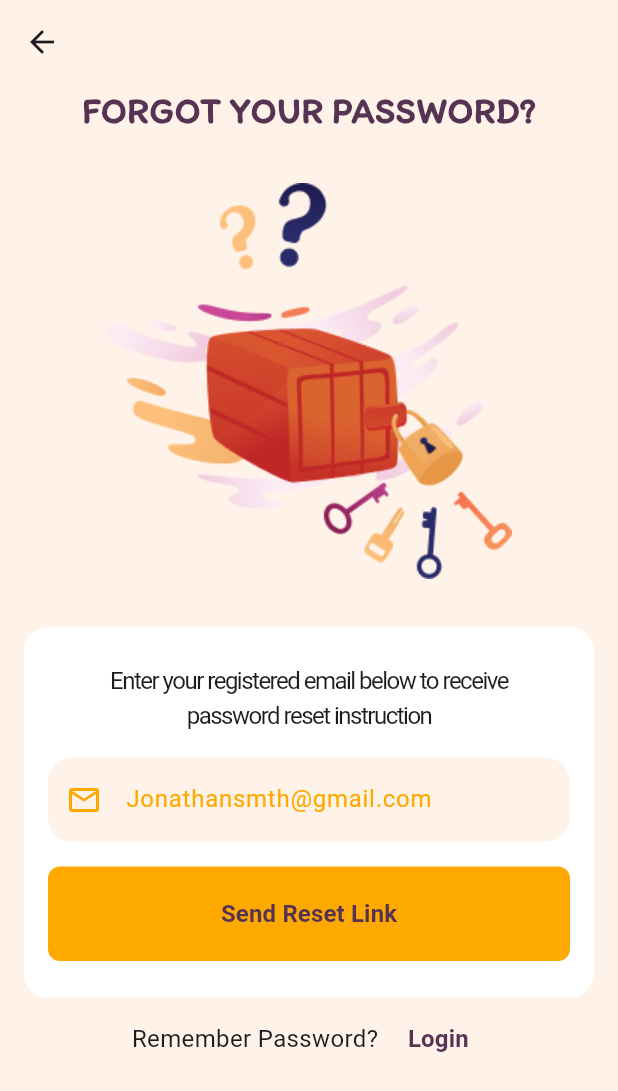
After one commit to boypaida12/habits_ui, a Flutter app: the ForgotPassword screen opened by its route, on a phone screen of 412 x 824 dp. The commit adds this screen. Shown: the top 1091 px of the screen. Run offline on Flutter 3.47's test engine with Material 3 defaults, Android fonts, the light colour scheme and no system bars; missing offline and left inert: introduction_slider.

Commit message:
Update login and register screens

```diff
--- a/lib/app.dart
+++ b/lib/app.dart
@@ -1,9 +1,10 @@
 import 'package:flutter/material.dart';
+import 'package:habits_ui/auth_screens/forgot_password.dart';
 import 'package:habits_ui/auth_screens/register_screen.dart';
 import 'package:habits_ui/auth_screens/login_screen.dart';
 import 'package:habits_ui/intro_screen.dart';
 import 'package:habits_ui/splash_screen.dart';
-// import 'package:habits_ui/getstarted.dart';
+import 'package:habits_ui/getstarted.dart';
 
 
 class MyApp extends StatelessWidget {
@@ -19,14 +20,16 @@ class MyApp extends StatelessWidget {
         colorScheme: ColorScheme.fromSeed(seedColor: Colors.deepPurple),
         useMaterial3: true,
       ),
-      home: const Register(),
-      // initialRoute: '/',
-      // routes: <String, WidgetBuilder>{
-      //   '/': (context) => const SplashScreen(),
-      //   '/onboarding': (context) => const IntroScreen(),
-      //   '/register': (context) => const Register(),
-      //   '/login': (context) => const LoginScreen(),
-      // },
+      // home: const ForgotPassword(),
+      initialRoute: '/',
+      routes: <String, WidgetBuilder>{
+        '/': (context) => const SplashScreen(),
+        '/onboarding': (context) => const IntroScreen(),
+        '/register': (context) => const Register(),
+        '/login': (context) => const LoginScreen(),
+        '/forgot_password': (context) => const ForgotPassword(),
+
+      },
     );
   }
 }
--- /dev/null
+++ b/lib/auth_screens/forgot_password.dart
@@ -0,0 +1,157 @@
+import 'package:flutter/material.dart';
+
+class ForgotPassword extends StatefulWidget {
+  const ForgotPassword({super.key});
+
+  @override
+  State<ForgotPassword> createState() => _ForgotPasswordState();
+}
+
+class _ForgotPasswordState extends State<ForgotPassword> {
+  @override
+  Widget build(BuildContext context) {
+    return Scaffold(
+      backgroundColor: Color.fromRGBO(255, 243, 233, 1),
+      appBar: AppBar(
+        backgroundColor: Color.fromRGBO(255, 243, 233, 1),
+      ),
+      body: SafeArea(
+        child: Align(
+          alignment: Alignment.center,
+          child: Column(
+            // mainAxisAlignment: MainAxisAlignment.spaceEvenly,
+            children: [
+              Text(
+                'Forgot your password?'.toUpperCase(),
+                style: TextStyle(
+                  fontFamily: 'Itim',
+                  fontWeight: FontWeight.bold,
+                  decoration: TextDecoration.none,
+                  color: Color.fromARGB(255, 87, 51, 83),
+                  fontSize: 24,
+                ),
+              ),
+              SizedBox(height: 32),
+              Image(image: AssetImage('assets/images/forgot_password_img.png')),
+              SizedBox(height: 32),
+              Container(
+                decoration: BoxDecoration(
+                  color: Colors.white,
+                  borderRadius: BorderRadius.circular(16),
+                ),
+                margin: EdgeInsets.symmetric(horizontal: 16),
+                height: MediaQuery.of(context).size.height * 0.3,
+                child: Expanded(
+                  child: Padding(
+                    padding: const EdgeInsets.symmetric(
+                        vertical: 8.0, horizontal: 16.0),
+                    child: Form(
+                      child: Column(
+                        mainAxisAlignment: MainAxisAlignment.spaceEvenly,
+                        children: [
+                          Padding(
+                            padding:
+                                const EdgeInsets.symmetric(horizontal: 24.0),
+                            child: Text(
+                              'Enter your registered email below to receive password reset instruction',
+                              style: TextStyle(
+                                letterSpacing: -1.0,
+                                fontSize: 16,
+                              ),
+                              textAlign: TextAlign.center,
+                            ),
+                          ),
+                          TextField(
+                            decoration: InputDecoration(
+                              hintText: 'Jonathansmth@gmail.com',
+                              prefixIcon: Icon(Icons.email_outlined),
+                              prefixIconColor: Color.fromARGB(255, 254, 169, 0),
+                              hintStyle: TextStyle(
+                                color: Color.fromARGB(255, 254, 169, 0),
+                              ),
+                              filled: true,
+                              fillColor: Color.fromRGBO(255, 243, 233, 1),
+                              border: OutlineInputBorder(
+                                borderRadius: BorderRadius.circular(16),
+                                borderSide: BorderSide.none,
+                              ),
+                            ),
+                          ),
+                          Row(
+                            children: [
+                              Expanded(
+                                child: ElevatedButton(
+                                  style: ButtonStyle(
+                                      backgroundColor:
+                                          MaterialStateProperty.all<Color>(
+                                              Color.fromARGB(255, 254, 169, 0)),
+                                      shape: MaterialStateProperty.all<
+                                          RoundedRectangleBorder>(
+                                        RoundedRectangleBorder(
+                                            borderRadius:
+                                                BorderRadius.circular(8)),
+                                      ),
+                                      elevation: MaterialStateProperty.all(0),
+                                      padding: MaterialStateProperty.all<
+                                              EdgeInsetsGeometry>(
+                                          EdgeInsets.symmetric(vertical: 20))),
+                                  onPressed: () {},
+                                  child: Text(
+                                    'Send Reset Link',
+                                    style: TextStyle(
+                                      fontSize: 16,
+                                      fontWeight: FontWeight.bold,
+                                      color: Color.fromARGB(255, 87, 51, 83),
+                                    ),
+                                  ),
+                                ),
+                              ),
+                            ],
+                          ),
+                        ],
+                      ),
+                    ),
+                  ),
+                ),
+              ),
+              Align(
+                alignment: Alignment.bottomCenter,
+                child: Row(
+                  mainAxisAlignment: MainAxisAlignment.center,
+                  children: [
+                    Text(
+                      "Remember Password?",
+                      style: TextStyle(
+                        fontSize: 16,
+                      ),
+                    ),
+                    SizedBox(
+                      width: 8,
+                    ),
+                    TextButton(
+                      style: ButtonStyle(
+                          padding: MaterialStateProperty.all<EdgeInsetsGeometry>(
+                              EdgeInsets.symmetric(vertical: 16))),
+                      onPressed: () {
+                        Navigator.pushReplacementNamed(context, '/login');
+                      },
+                      child: Text(
+                        'Login',
+                        style: TextStyle(
+                          fontSize: 16,
+                          fontWeight: FontWeight.bold,
+                          color: Color.fromARGB(255, 87, 51, 83),
+                        ),
+                      ),
+                    ),
+                  ],
+                ),
+              ),
+            ],
+          ),
+        ),
+      ),
+      // mainAxisAlignment: MainAxisAlignment.center,
+    );
+  }
+}
--- a/lib/auth_screens/login_screen.dart
+++ b/lib/auth_screens/login_screen.dart
@@ -281,7 +281,9 @@ class _LoginScreenState extends State<LoginScreen> {
                                       padding: MaterialStateProperty.all<
                                               EdgeInsetsGeometry>(
                                           EdgeInsets.symmetric(vertical: 16))),
-                                  onPressed: () {},
+                                  onPressed: () {
+                                    Navigator.pushReplacementNamed(context, '/forgot_password');
+                                  },
                                   child: Text(
                                     'Forgot Password?',
                                     style: TextStyle(
--- a/lib/auth_screens/register_screen.dart
+++ b/lib/auth_screens/register_screen.dart
@@ -27,6 +27,7 @@ class _RegisterState extends State<Register> {
                 'create your account'.toUpperCase(),
                 style: TextStyle(
                   fontFamily: 'Itim',
+                  fontWeight: FontWeight.bold,
                   decoration: TextDecoration.none,
                   color: Color.fromARGB(255, 87, 51, 83),
                   fontSize: 24,
@@ -196,7 +197,7 @@ class _RegisterState extends State<Register> {
                         // mainAxisAlignment: MainAxisAlignment.spaceBetween,
                         children: [
                           Expanded(
-                            child: ElevatedButton(
+                            child: ElevatedButton.icon(
                               style: ButtonStyle(
                                   backgroundColor:
                                       MaterialStateProperty.all<Color>(
@@ -211,7 +212,8 @@ class _RegisterState extends State<Register> {
                                           EdgeInsetsGeometry>(
                                       EdgeInsets.symmetric(vertical: 20))),
                               onPressed: () {},
-                              child: Text(
+                              icon: Image.asset('assets/images/google_icon.png', width: 24,),
+                              label: Text(
                                 'Google',
                                 style: TextStyle(
                                   fontSize: 16,
@@ -225,7 +227,7 @@ class _RegisterState extends State<Register> {
                             width: 16,
                           ),
                           Expanded(
-                            child: ElevatedButton(
+                            child: ElevatedButton.icon(
                               style: ButtonStyle(
                                   backgroundColor:
                                       MaterialStateProperty.all<Color>(
@@ -240,7 +242,8 @@ class _RegisterState extends State<Register> {
                                           EdgeInsetsGeometry>(
                                       EdgeInsets.symmetric(vertical: 20))),
                               onPressed: () {},
-                              child: Text(
+                              icon: Image.asset('assets/images/facebook_icon.png', width: 24,),
+                              label: Text(
                                 'Facebook',
                                 style: TextStyle(
                                   fontSize: 16,
```
Also changed, not shown: assets/images/forgot_password_img.png (added).
